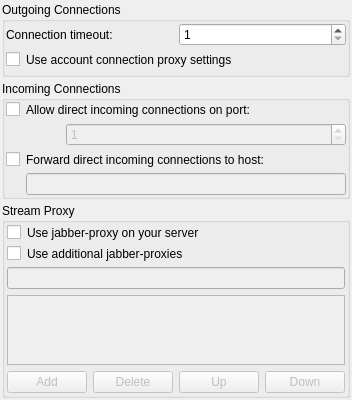
The window that src/plugins/socksstreams/advancedsocksoptionswidget2.ui (xnamed/vacuum-im) describes before a commit, drawn with Qt 5.
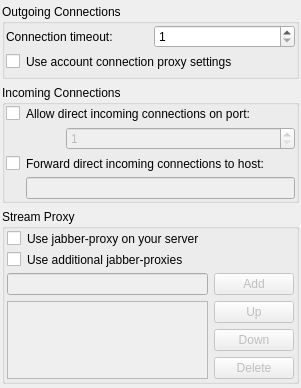
The same window after the commit.

Diff of the .ui file:
```diff
--- a/src/plugins/socksstreams/advancedsocksoptionswidget2.ui
+++ b/src/plugins/socksstreams/advancedsocksoptionswidget2.ui
@@ -6,7 +6,7 @@
    <rect>
     <x>0</x>
     <y>0</y>
-    <width>336</width>
+    <width>301</width>
     <height>375</height>
    </rect>
   </property>
@@ -17,20 +17,17 @@
    </sizepolicy>
   </property>
   <layout class="QVBoxLayout" name="verticalLayout_2">
-   <property name="spacing">
-    <number>4</number>
-   </property>
    <property name="leftMargin">
     <number>2</number>
    </property>
    <property name="topMargin">
-    <number>2</number>
+    <number>4</number>
    </property>
    <property name="rightMargin">
     <number>2</number>
    </property>
    <property name="bottomMargin">
-    <number>2</number>
+    <number>4</number>
    </property>
    <item>
     <widget class="QGroupBox" name="grbOutgoingConnections">
@@ -288,9 +285,6 @@
       <string>Stream Proxy</string>
      </property>
      <layout class="QVBoxLayout" name="verticalLayout">
-      <property name="spacing">
-       <number>6</number>
-      </property>
       <property name="leftMargin">
        <number>2</number>
       </property>
@@ -367,27 +361,14 @@
        </layout>
       </item>
       <item>
-       <widget class="QLineEdit" name="lneStreamProxy">
-        <property name="enabled">
-         <bool>false</bool>
-        </property>
-       </widget>
-      </item>
-      <item>
-       <widget class="QListWidget" name="ltwStreamProxy">
-        <property name="enabled">
-         <bool>false</bool>
-        </property>
-        <property name="sizePolicy">
-         <sizepolicy hsizetype="Expanding" vsizetype="Preferred">
-          <horstretch>0</horstretch>
-          <verstretch>0</verstretch>
-         </sizepolicy>
-        </property>
-       </widget>
-      </item>
-      <item>
-       <layout class="QHBoxLayout" name="horizontalLayout_2">
+       <layout class="QHBoxLayout" name="horizontalLayout_7">
+        <item>
+         <widget class="QLineEdit" name="lneStreamProxy">
+          <property name="enabled">
+           <bool>false</bool>
+          </property>
+         </widget>
+        </item>
         <item>
          <widget class="QPushButton" name="pbtAddStreamProxy">
           <property name="enabled">
@@ -404,52 +385,11 @@
           </property>
          </widget>
         </item>
-        <item>
-         <widget class="QPushButton" name="pbtDeleteStreamProxy">
-          <property name="enabled">
-           <bool>false</bool>
-          </property>
-          <property name="sizePolicy">
-           <sizepolicy hsizetype="Preferred" vsizetype="Fixed">
-            <horstretch>0</horstretch>
-            <verstretch>0</verstretch>
-           </sizepolicy>
-          </property>
-          <property name="text">
-           <string>Delete</string>
-          </property>
-         </widget>
-        </item>
-        <item>
-         <spacer name="horizontalSpacer_2">
-          <property name="orientation">
-           <enum>Qt::Horizontal</enum>
-          </property>
-          <property name="sizeHint" stdset="0">
-           <size>
-            <width>6</width>
-            <height>20</height>
-           </size>
-          </property>
-         </spacer>
-        </item>
-        <item>
-         <widget class="QPushButton" name="pbtStreamProxyUp">
-          <property name="enabled">
-           <bool>false</bool>
-          </property>
-          <property name="sizePolicy">
-           <sizepolicy hsizetype="Preferred" vsizetype="Fixed">
-            <horstretch>0</horstretch>
-            <verstretch>0</verstretch>
-           </sizepolicy>
-          </property>
-          <property name="text">
-           <string>Up</string>
-          </property>
-         </widget>
-        </item>
-        <item>
+       </layout>
+      </item>
+      <item>
+       <layout class="QGridLayout" name="gridLayout_3">
+        <item row="1" column="1">
          <widget class="QPushButton" name="pbtStreamProxyDown">
           <property name="enabled">
            <bool>false</bool>
@@ -465,6 +405,51 @@
           </property>
          </widget>
         </item>
+        <item row="0" column="1">
+         <widget class="QPushButton" name="pbtStreamProxyUp">
+          <property name="enabled">
+           <bool>false</bool>
+          </property>
+          <property name="sizePolicy">
+           <sizepolicy hsizetype="Preferred" vsizetype="Fixed">
+            <horstretch>0</horstretch>
+            <verstretch>0</verstretch>
+           </sizepolicy>
+          </property>
+          <property name="text">
+           <string>Up</string>
+          </property>
+         </widget>
+        </item>
+        <item row="2" column="1">
+         <widget class="QPushButton" name="pbtDeleteStreamProxy">
+          <property name="enabled">
+           <bool>false</bool>
+          </property>
+          <property name="sizePolicy">
+           <sizepolicy hsizetype="Preferred" vsizetype="Fixed">
+            <horstretch>0</horstretch>
+            <verstretch>0</verstretch>
+           </sizepolicy>
+          </property>
+          <property name="text">
+           <string>Delete</string>
+          </property>
+         </widget>
+        </item>
+        <item row="0" column="0" rowspan="3">
+         <widget class="QListWidget" name="ltwStreamProxy">
+          <property name="enabled">
+           <bool>false</bool>
+          </property>
+          <property name="sizePolicy">
+           <sizepolicy hsizetype="Expanding" vsizetype="Expanding">
+            <horstretch>0</horstretch>
+            <verstretch>0</verstretch>
+           </sizepolicy>
+          </property>
+         </widget>
+        </item>
        </layout>
       </item>
      </layout>
```
Left out of the diff: 4 changed lines with no effect on the pictures.
